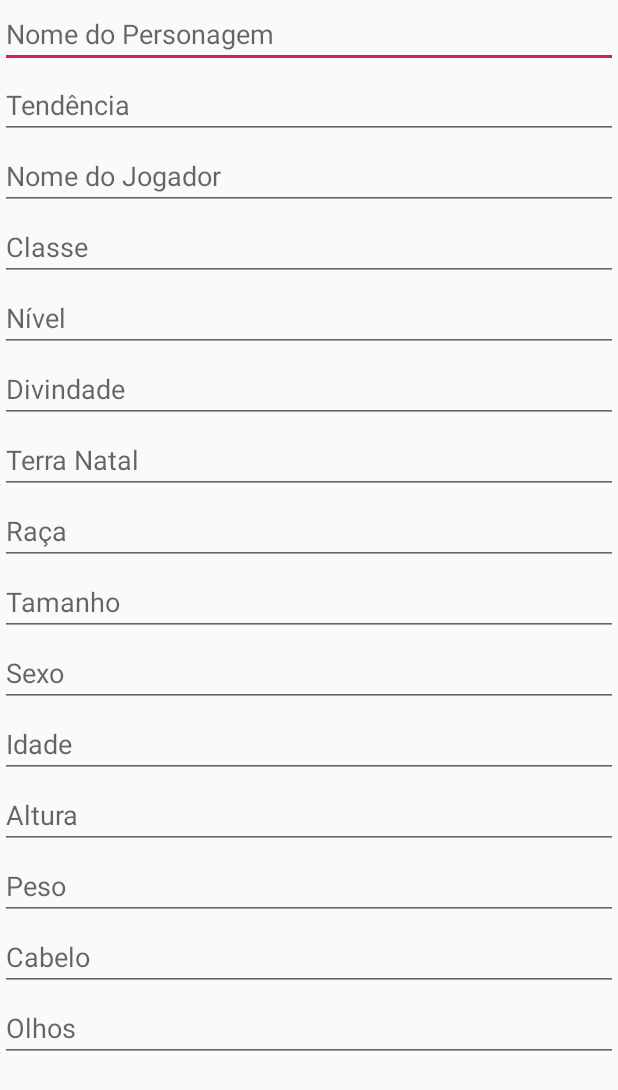
After one commit to fandor42/Hero_Archive2, an Android app: the layout adapter_info.xml on its own in the app's theme, with its tools: preview values and no code run, on a phone screen of 412 x 824 dp. The commit adds this screen. Shown: the top 1090 px of the screen. Run offline under Robolectric (Android 15) with nearby library versions, the phone set to English and light mode, and no system bars.

Commit message:
Info Personagem criado

```diff
--- a/app/src/main/java/com/example/hero_archive/FichaAdapter.java
+++ b/app/src/main/java/com/example/hero_archive/FichaAdapter.java
@@ -44,6 +44,7 @@ public class FichaAdapter extends RecyclerView.Adapter<FichaAdapter.FichaViewHol
 
     @Override
     public int getItemCount() {
+
         return ficha_dnDS.size();
     }
 
--- a/app/src/main/java/com/example/hero_archive/Ficha_DnD.java
+++ b/app/src/main/java/com/example/hero_archive/Ficha_DnD.java
@@ -14,6 +14,7 @@ class Ficha_DnD {
 
 
     public String getNomePersonagem() {
+
         return nomePersonagem;
     }
 
@@ -38,4 +39,5 @@ class Ficha_DnD {
     public void setRaçaPersonagem (String raçaPersonagem) {
         this.raçaPersonagem = raçaPersonagem;
     }
+
 }
--- /dev/null
+++ b/app/src/main/res/layout/adapter_info.xml
@@ -0,0 +1,113 @@
+<?xml version="1.0" encoding="utf-8"?>
+<LinearLayout
+    xmlns:android="http://schemas.android.com/apk/res/android"
+    android:layout_width="match_parent"
+    android:layout_height="match_parent"
+    android:orientation="vertical">
+
+    <EditText
+        android:id="@+id/editText_ChNome"
+        android:layout_width="match_parent"
+        android:layout_height="wrap_content"
+        android:hint="Nome do Personagem"
+        android:layout_marginBottom="2dp"/>
+
+    <EditText
+        android:id="@+id/editText_Tendencia"
+        android:layout_width="match_parent"
+        android:layout_height="wrap_content"
+        android:hint="Tendência"
+        android:layout_marginBottom="2dp"/>
+
+    <EditText
+        android:id="@+id/editText_PjNome"
+        android:layout_width="match_parent"
+        android:layout_height="wrap_content"
+        android:hint="Nome do Jogador"
+        android:layout_marginBottom="2dp"/>
+
+    <EditText
+        android:id="@+id/editText_ChClasse"
+        android:layout_width="match_parent"
+        android:layout_height="wrap_content"
+        android:hint="Classe"
+        android:layout_marginBottom="2dp"/>
+
+    <EditText
+        android:id="@+id/editText_Nv"
+        android:layout_width="match_parent"
+        android:layout_height="wrap_content"
+        android:hint="Nível"
+        android:layout_marginBottom="2dp"/>
+
+    <EditText
+        android:id="@+id/editText_Divindade"
+        android:layout_width="match_parent"
+        android:layout_height="wrap_content"
+        android:hint="Divindade"
+        android:layout_marginBottom="2dp"/>
+
+    <EditText
+        android:id="@+id/editText_TerraNatal"
+        android:layout_width="match_parent"
+        android:layout_height="wrap_content"
+        android:hint="Terra Natal"
+        android:layout_marginBottom="2dp"/>
+
+    <EditText
+        android:id="@+id/editText_ChRaça"
+        android:layout_width="match_parent"
+        android:layout_height="wrap_content"
+        android:hint="Raça"
+        android:layout_marginBottom="2dp"/>
+
+    <EditText
+        android:id="@+id/editText_Tamanho"
+        android:layout_width="match_parent"
+        android:layout_height="wrap_content"
+        android:hint="Tamanho"
+        android:layout_marginBottom="2dp"/>
+
+    <EditText
+        android:id="@+id/editText_Sexo"
+        android:layout_width="match_parent"
+        android:layout_height="wrap_content"
+        android:hint="Sexo"
+        android:layout_marginBottom="2dp"/>
+
+    <EditText
+        android:id="@+id/editText_Idade"
+        android:layout_width="match_parent"
+        android:layout_height="wrap_content"
+        android:hint="Idade"
+        android:layout_marginBottom="2dp"/>
+
+    <EditText
+        android:id="@+id/editText_Altura"
+        android:layout_width="match_parent"
+        android:layout_height="wrap_content"
+        android:hint="Altura"
+        android:layout_marginBottom="2dp"/>
+
+    <EditText
+        android:id="@+id/editText_Peso"
+        android:layout_width="match_parent"
+        android:layout_height="wrap_content"
+        android:hint="Peso"
+        android:layout_marginBottom="2dp"/>
+
+    <EditText
+        android:id="@+id/editText_Cabelo"
+        android:layout_width="match_parent"
+        android:layout_height="wrap_content"
+        android:hint="Cabelo"
+        android:layout_marginBottom="2dp"/>
+
+    <EditText
+        android:id="@+id/editText_Olhos"
+        android:layout_width="match_parent"
+        android:layout_height="wrap_content"
+        android:hint="Olhos"
+        android:layout_marginBottom="2dp"/>
+
+</LinearLayout>
```
Also changed, not shown: app/src/main/java/com/example/hero_archive/InfoAdapter.java (added, +93 -0 lines), app/src/main/java/com/example/hero_archive/Info_Character.java (added, +159 -0 lines), app/src/main/java/com/example/hero_archive/Info_Ficha.java (added, +34 -0 lines), app/src/main/res/layout/info_ficha.xml (added, +21 -0 lines).
